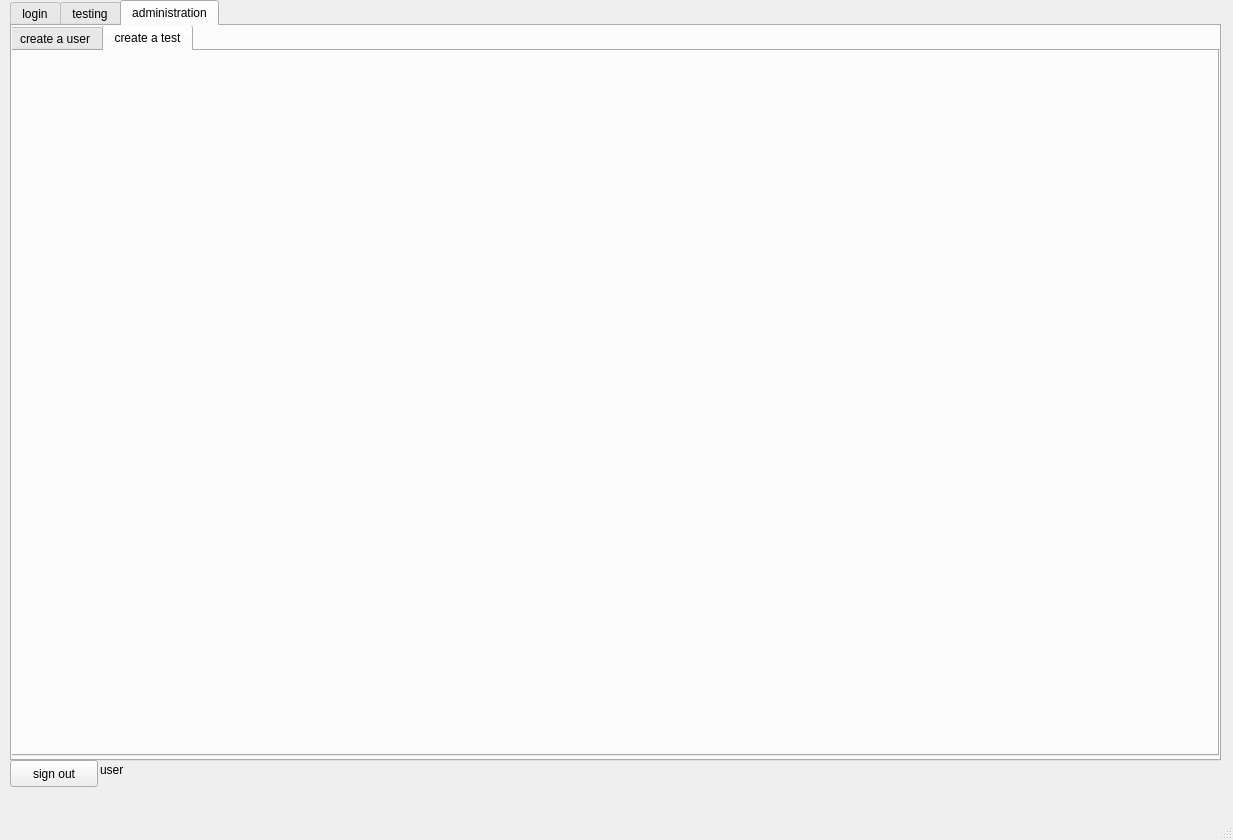
Old version of the form gui/mainWindow.ui in the repository nedochukov/testing.
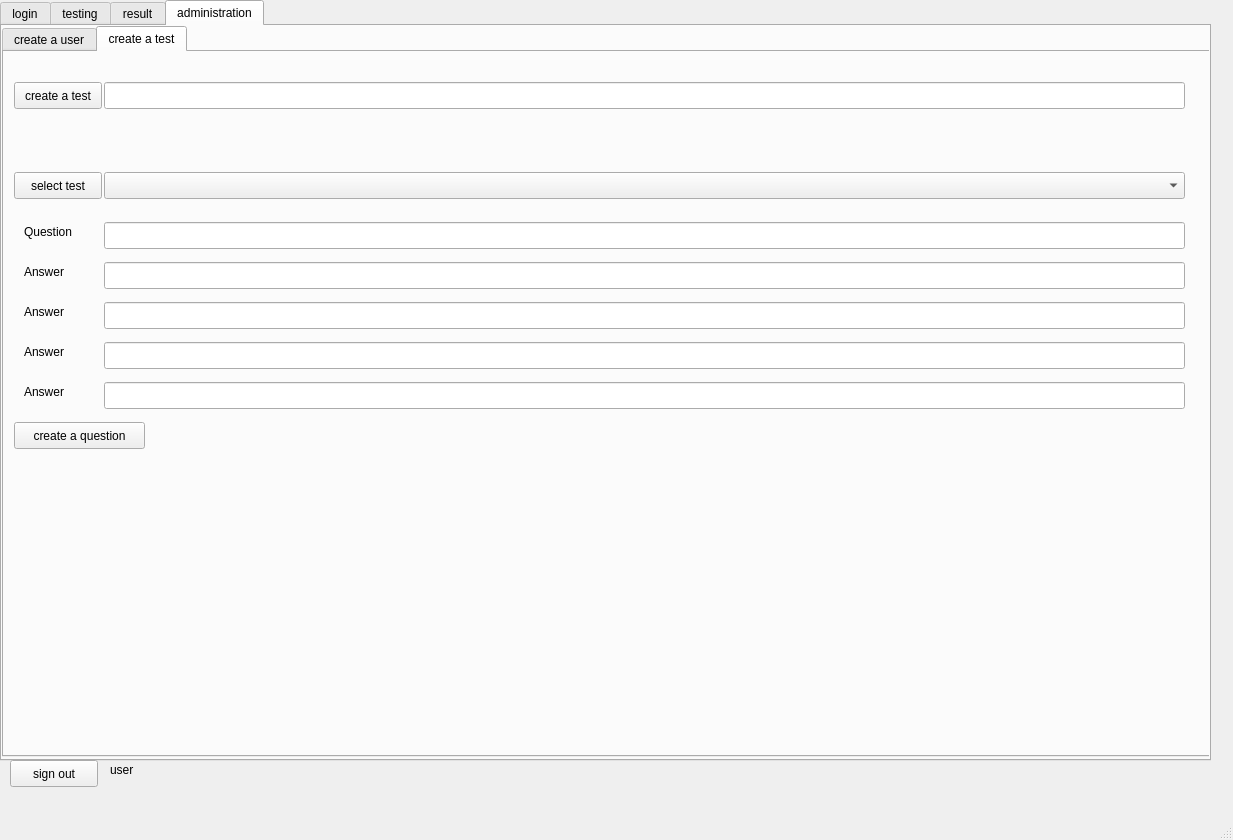
New version of the form. The open tabs and pages were chosen to show the change.

```diff
--- a/gui/mainWindow.ui
+++ b/gui/mainWindow.ui
@@ -17,7 +17,7 @@
    <widget class="QTabWidget" name="testing_tabWidget">
     <property name="geometry">
      <rect>
-      <x>10</x>
+      <x>0</x>
       <y>0</y>
       <width>1211</width>
       <height>761</height>
@@ -43,7 +43,7 @@
        <string>login</string>
       </property>
      </widget>
-     <widget class="QLabel" name="label_2">
+     <widget class="QLabel" name="password_label">
       <property name="geometry">
        <rect>
         <x>140</x>
@@ -224,6 +224,47 @@
        <string>answer</string>
       </property>
      </widget>
+     <widget class="QComboBox" name="select_test_for_testing_comboBox">
+      <property name="geometry">
+       <rect>
+        <x>20</x>
+        <y>60</y>
+        <width>371</width>
+        <height>27</height>
+       </rect>
+      </property>
+     </widget>
+     <widget class="QPushButton" name="select_select_test_for_testing_pushButton">
+      <property name="geometry">
+       <rect>
+        <x>400</x>
+        <y>60</y>
+        <width>88</width>
+        <height>27</height>
+       </rect>
+      </property>
+      <property name="text">
+       <string>select test</string>
+      </property>
+     </widget>
+     <widget class="QLabel" name="result_label">
+      <property name="geometry">
+       <rect>
+        <x>0</x>
+        <y>680</y>
+        <width>67</width>
+        <height>19</height>
+       </rect>
+      </property>
+      <property name="text">
+       <string>result</string>
+      </property>
+     </widget>
+    </widget>
+    <widget class="QWidget" name="result_tab">
+     <attribute name="title">
+      <string>result</string>
+     </attribute>
     </widget>
     <widget class="QWidget" name="admin_tab">
      <attribute name="title">
@@ -232,8 +273,8 @@
      <widget class="QTabWidget" name="administration_tabWidget">
       <property name="geometry">
        <rect>
-        <x>-4</x>
-        <y>-1</y>
+        <x>0</x>
+        <y>0</y>
         <width>1211</width>
         <height>731</height>
        </rect>
@@ -250,6 +291,180 @@
        <attribute name="title">
         <string>create a test</string>
        </attribute>
+       <widget class="QLineEdit" name="create_test_lineEdit">
+        <property name="geometry">
+         <rect>
+          <x>100</x>
+          <y>30</y>
+          <width>1081</width>
+          <height>27</height>
+         </rect>
+        </property>
+       </widget>
+       <widget class="QPushButton" name="create_test_pushButton">
+        <property name="geometry">
+         <rect>
+          <x>10</x>
+          <y>30</y>
+          <width>88</width>
+          <height>27</height>
+         </rect>
+        </property>
+        <property name="text">
+         <string>create a test</string>
+        </property>
+       </widget>
+       <widget class="QComboBox" name="select_test_for_create_comboBox">
+        <property name="geometry">
+         <rect>
+          <x>100</x>
+          <y>120</y>
+          <width>1081</width>
+          <height>27</height>
+         </rect>
+        </property>
+       </widget>
+       <widget class="QPushButton" name="selec_test_for_create_pushButton">
+        <property name="geometry">
+         <rect>
+          <x>10</x>
+          <y>120</y>
+          <width>88</width>
+          <height>27</height>
+         </rect>
+        </property>
+        <property name="text">
+         <string>select test</string>
+        </property>
+       </widget>
+       <widget class="QLineEdit" name="lineEdit">
+        <property name="geometry">
+         <rect>
+          <x>100</x>
+          <y>170</y>
+          <width>1081</width>
+          <height>27</height>
+         </rect>
+        </property>
+       </widget>
+       <widget class="QLineEdit" name="lineEdit_2">
+        <property name="geometry">
+         <rect>
+          <x>100</x>
+          <y>210</y>
+          <width>1081</width>
+          <height>27</height>
+         </rect>
+        </property>
+       </widget>
+       <widget class="QLineEdit" name="lineEdit_3">
+        <property name="geometry">
+         <rect>
+          <x>100</x>
+          <y>250</y>
+          <width>1081</width>
+          <height>27</height>
+         </rect>
+        </property>
+       </widget>
+       <widget class="QLineEdit" name="lineEdit_4">
+        <property name="geometry">
+         <rect>
+          <x>100</x>
+          <y>290</y>
+          <width>1081</width>
+          <height>27</height>
+         </rect>
+        </property>
+       </widget>
+       <widget class="QLineEdit" name="lineEdit_5">
+        <property name="geometry">
+         <rect>
+          <x>100</x>
+          <y>330</y>
+          <width>1081</width>
+          <height>27</height>
+         </rect>
+        </property>
+       </widget>
+       <widget class="QLabel" name="label">
+        <property name="geometry">
+         <rect>
+          <x>20</x>
+          <y>170</y>
+          <width>67</width>
+          <height>19</height>
+         </rect>
+        </property>
+        <property name="text">
+         <string>Question</string>
+        </property>
+       </widget>
+       <widget class="QLabel" name="label_2">
+        <property name="geometry">
+         <rect>
+          <x>20</x>
+          <y>210</y>
+          <width>67</width>
+          <height>19</height>
+         </rect>
+        </property>
+        <property name="text">
+         <string>Answer</string>
+        </property>
+       </widget>
+       <widget class="QLabel" name="label_3">
+        <property name="geometry">
+         <rect>
+          <x>20</x>
+          <y>250</y>
+          <width>67</width>
+          <height>19</height>
+         </rect>
+        </property>
+        <property name="text">
+         <string>Answer</string>
+        </property>
+       </widget>
+       <widget class="QLabel" name="label_4">
+        <property name="geometry">
+         <rect>
+          <x>20</x>
+          <y>290</y>
+          <width>67</width>
+          <height>19</height>
+         </rect>
+        </property>
+        <property name="text">
+         <string>Answer</string>
+        </property>
+       </widget>
+       <widget class="QLabel" name="label_5">
+        <property name="geometry">
+         <rect>
+          <x>20</x>
+          <y>330</y>
+          <width>67</width>
+          <height>19</height>
+         </rect>
+        </property>
+        <property name="text">
+         <string>Answer</string>
+        </property>
+       </widget>
+       <widget class="QPushButton" name="pushButton_2">
+        <property name="geometry">
+         <rect>
+          <x>10</x>
+          <y>370</y>
+          <width>131</width>
+          <height>27</height>
+         </rect>
+        </property>
+        <property name="text">
+         <string>create a question</string>
+        </property>
+       </widget>
       </widget>
      </widget>
     </widget>
@@ -270,7 +485,7 @@
    <widget class="QLabel" name="user_label">
     <property name="geometry">
      <rect>
-      <x>100</x>
+      <x>110</x>
       <y>760</y>
       <width>67</width>
       <height>19</height>
```
Left out of the diff: 102 changed lines with no effect on the pictures.
